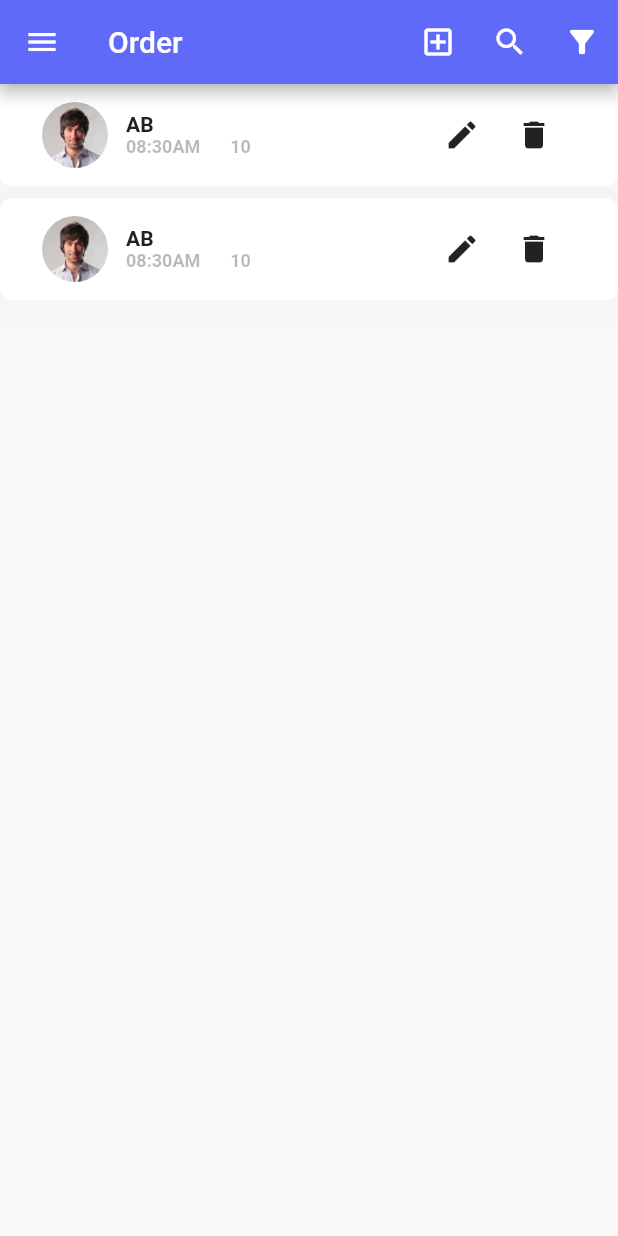
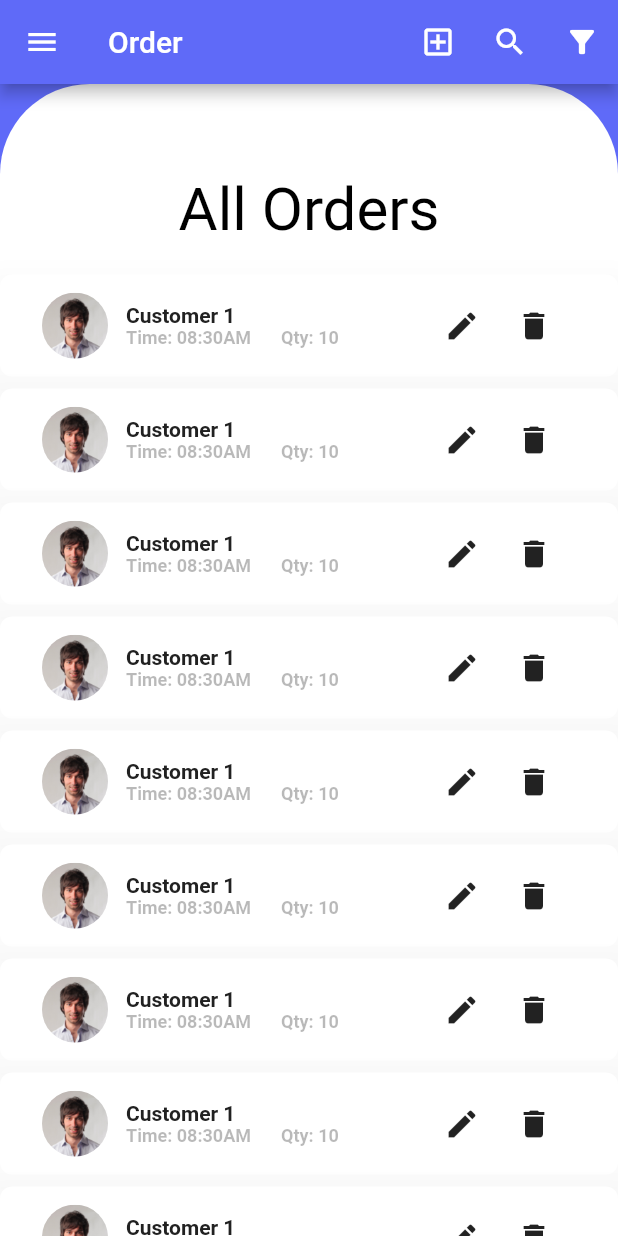
Before and after one commit to frozenparadox99/waterkard-ui, a Flutter app: the OrderDashboard screen opened directly, on a phone screen of 412 x 824 dp. Run offline on Flutter 3.47's test engine with Material 2 defaults, Android fonts, the phone set to English and light mode, and no system bars; our stand-ins replace dropdown_formfield, firebase_auth, firebase_core, introduction_screen, open_file, pdf and 1 more; missing offline and left inert: card_settings; accounts and stored records are empty.

Commit message:
update: order dashboard UI update

```diff
--- a/lib/ui/pages/order/orders_dashboard.dart
+++ b/lib/ui/pages/order/orders_dashboard.dart
@@ -49,6 +49,7 @@ class _OrderDashboardState extends State<OrderDashboard> {
   @override
   Widget build(BuildContext context) {
     return Scaffold(
+      backgroundColor: Color(0xFF5F6AF8),
       drawer: Sidebar(),
       appBar: AppBar(
         title: Text('Order'),
@@ -193,20 +194,77 @@ class _OrderDashboardState extends State<OrderDashboard> {
           ),
         ],
       ),
-      body: Container(
+      body: SingleChildScrollView(
+        child: Container(
+          decoration: BoxDecoration(
+              color: Colors.white,
+              borderRadius: BorderRadius.only(
+                topLeft: Radius.circular(60),
+                topRight: Radius.circular(60),
+              )
+          ),
           child: Column(
             children: [
+              SizedBox(height: 40,),
+              Padding(
+                padding: EdgeInsets.all(20),
+                child: Column(
+                  crossAxisAlignment: CrossAxisAlignment.start,
+                  children: <Widget>[
+                    Center(
+                      child: Text("All Orders", style: TextStyle(color: Colors.black, fontSize: 40),),
+                    ),
+
+                  ],
+                ),
+              ),
               OrderDisplay(
-              driver: "AB",
+                driver: "Customer 1",
                 time: "08:30AM",
                 load: 10,
               ),
               OrderDisplay(
-              driver: "AB",
+                driver: "Customer 1",
+                time: "08:30AM",
+                load: 10,
+              ),
+              OrderDisplay(
+                driver: "Customer 1",
+                time: "08:30AM",
+                load: 10,
+              ),
+              OrderDisplay(
+                driver: "Customer 1",
+                time: "08:30AM",
+                load: 10,
+              ),
+              OrderDisplay(
+                driver: "Customer 1",
+                time: "08:30AM",
+                load: 10,
+              ),
+              OrderDisplay(
+                driver: "Customer 1",
+                time: "08:30AM",
+                load: 10,
+              ),
+              OrderDisplay(
+                driver: "Customer 1",
+                time: "08:30AM",
+                load: 10,
+              ),
+              OrderDisplay(
+                driver: "Customer 1",
+                time: "08:30AM",
+                load: 10,
+              ),
+              OrderDisplay(
+                driver: "Customer 1",
                 time: "08:30AM",
                 load: 10,
               ),
             ],
+          ),
         ),
       ),
     );
@@ -555,7 +613,7 @@ class _OrderDisplayState extends State<OrderDisplay> {
                     Row(
                       children: [
                         Text(
-                          this.widget.time,
+                          "Time: ${this.widget.time}",
                           style: TextStyle(
                               fontSize: 12,
                               fontWeight: FontWeight.w700,
@@ -565,7 +623,7 @@ class _OrderDisplayState extends State<OrderDisplay> {
                           width: 20,
                         ),
                         Text(
-                          this.widget.load.toString(),
+                          "Qty: ${this.widget.load.toString()}",
                           style: TextStyle(
                               fontSize: 12,
                               fontWeight: FontWeight.w700,
```
Lines whose indentation alone changed are shown as unchanged.
